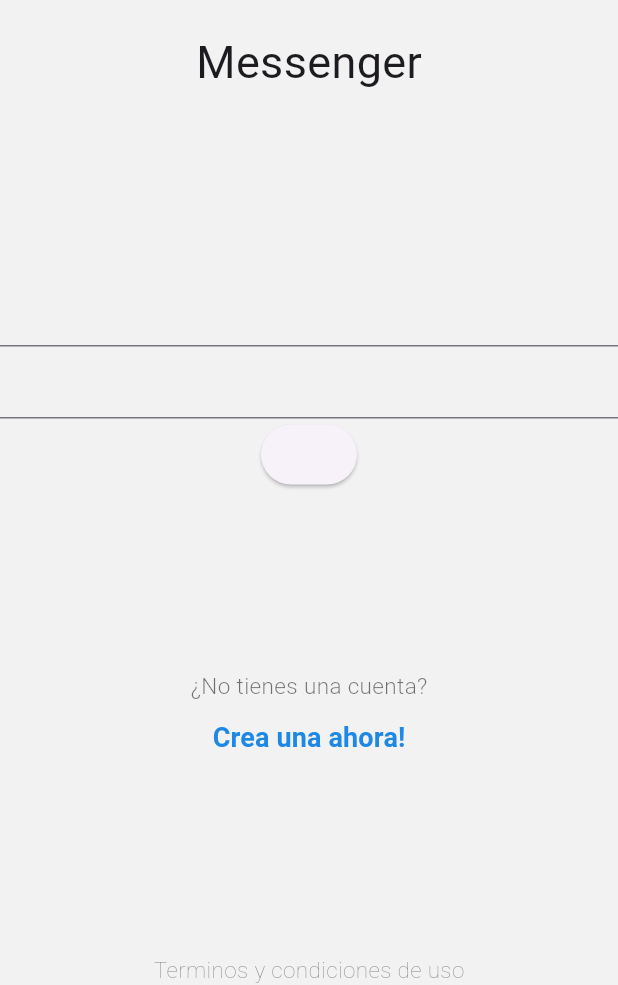
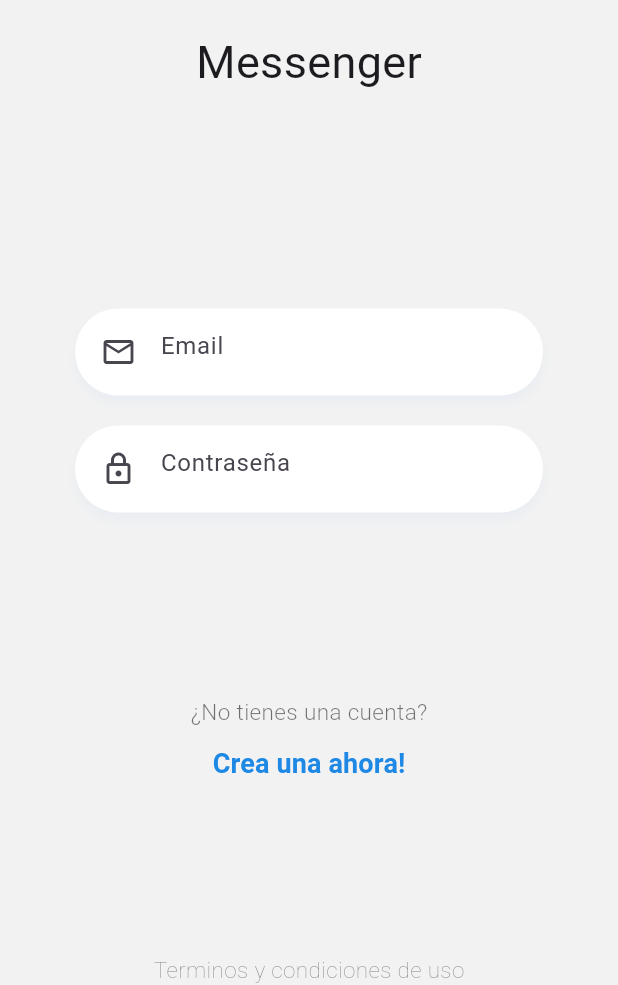
Before and after one commit to Flutter-Course-Sergio/realtime_chat_app, a Flutter app: the screen it shows after launch, on a phone screen of 412 x 824 dp, the part 251-1236 px from its top. Run offline on Flutter 3.47's test engine with Material 3 defaults, Android fonts, the phone set to English and light mode, and no system bars.

Commit message:
CustomInputField

```diff
--- a/lib/pages/login_page.dart
+++ b/lib/pages/login_page.dart
@@ -1,5 +1,8 @@
+import 'package:flutter/cupertino.dart';
 import 'package:flutter/material.dart';
 import 'package:flutter/widgets.dart';
+
+import '../widgets/widgets.dart';
 
 class LoginPage extends StatelessWidget {
   const LoginPage({super.key});
@@ -60,14 +63,28 @@ class __FormState extends State<_Form> {
   @override
   Widget build(BuildContext context) {
     return Container(
+      margin: const EdgeInsets.only(top: 40),
+      padding: const EdgeInsets.symmetric(horizontal: 50),
       child: Column(
         children: [
-          TextField(),
-          TextField(),
-          ElevatedButton(
-            onPressed: () {},
-            child: null,
+          CustomInput(
+            hintText: 'Email',
+            keyboardType: TextInputType.emailAddress,
+            obscureText: false,
+            prefixIcon: Icons.email_outlined,
+          ),
+          CustomInput(
+            hintText: 'Contraseña',
+            keyboardType: TextInputType.text,
+            obscureText: true,
+            prefixIcon: Icons.lock_outlined,
           )
+
+          // TODO: Crear boton
+          // ElevatedButton(
+          //   onPressed: () {},
+          //   child: null,
+          // )
         ],
       ),
     );
--- /dev/null
+++ b/lib/widgets/custom_input.dart
@@ -0,0 +1,42 @@
+import 'package:flutter/material.dart';
+
+class CustomInput extends StatelessWidget {
+  final TextInputType keyboardType;
+  final bool obscureText;
+  final IconData prefixIcon;
+  final String hintText;
+
+  const CustomInput(
+      {super.key,
+      required this.keyboardType,
+      required this.obscureText,
+      required this.prefixIcon,
+      required this.hintText});
+
+  @override
+  Widget build(BuildContext context) {
+    return Container(
+      margin: const EdgeInsets.only(bottom: 20),
+      padding: const EdgeInsets.only(top: 5, left: 5, bottom: 5, right: 20),
+      decoration: BoxDecoration(
+          color: Colors.white,
+          borderRadius: BorderRadius.circular(30),
+          boxShadow: [
+            BoxShadow(
+                color: Colors.blueAccent.withOpacity(0.05),
+                offset: const Offset(0, 5),
+                blurRadius: 5)
+          ]),
+      child: TextField(
+        autocorrect: false,
+        keyboardType: keyboardType,
+        obscureText: obscureText,
+        decoration: InputDecoration(
+            prefixIcon: Icon(prefixIcon),
+            focusedBorder: InputBorder.none,
+            border: InputBorder.none,
+            hintText: hintText),
+      ),
+    );
+  }
+}
--- /dev/null
+++ b/lib/widgets/widgets.dart
@@ -0,0 +1 @@
+export 'custom_input.dart';
```
